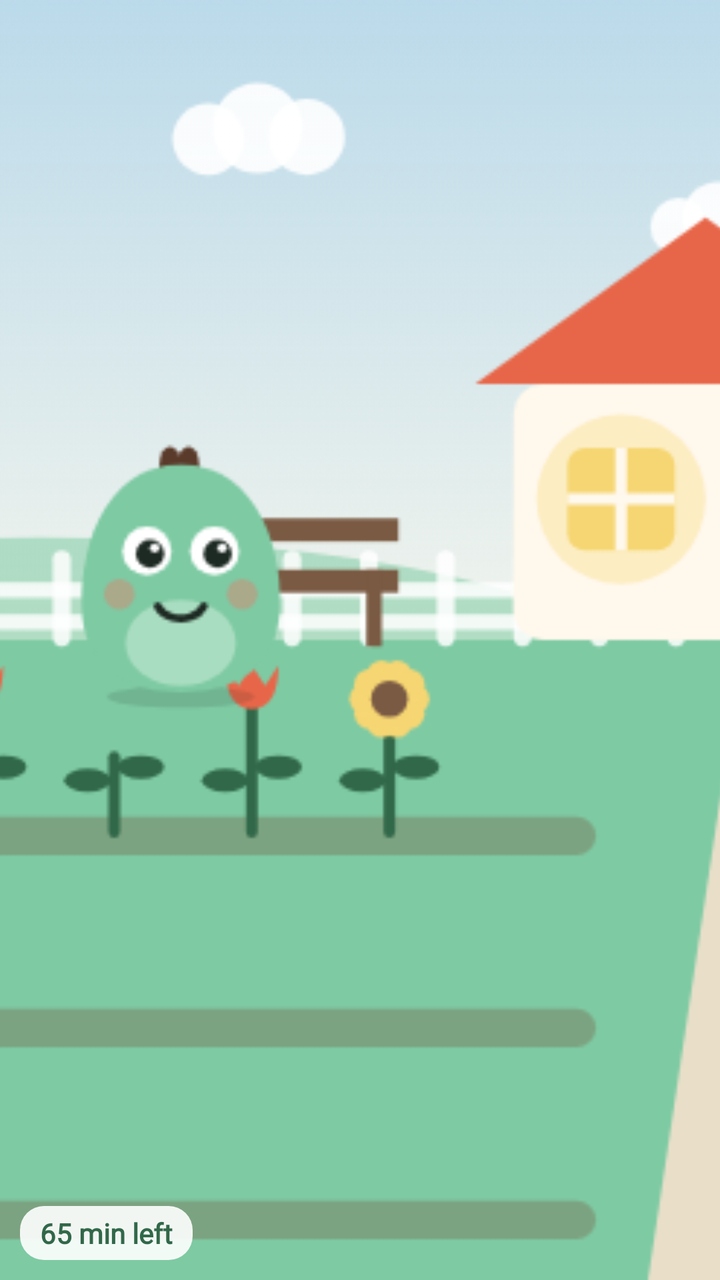
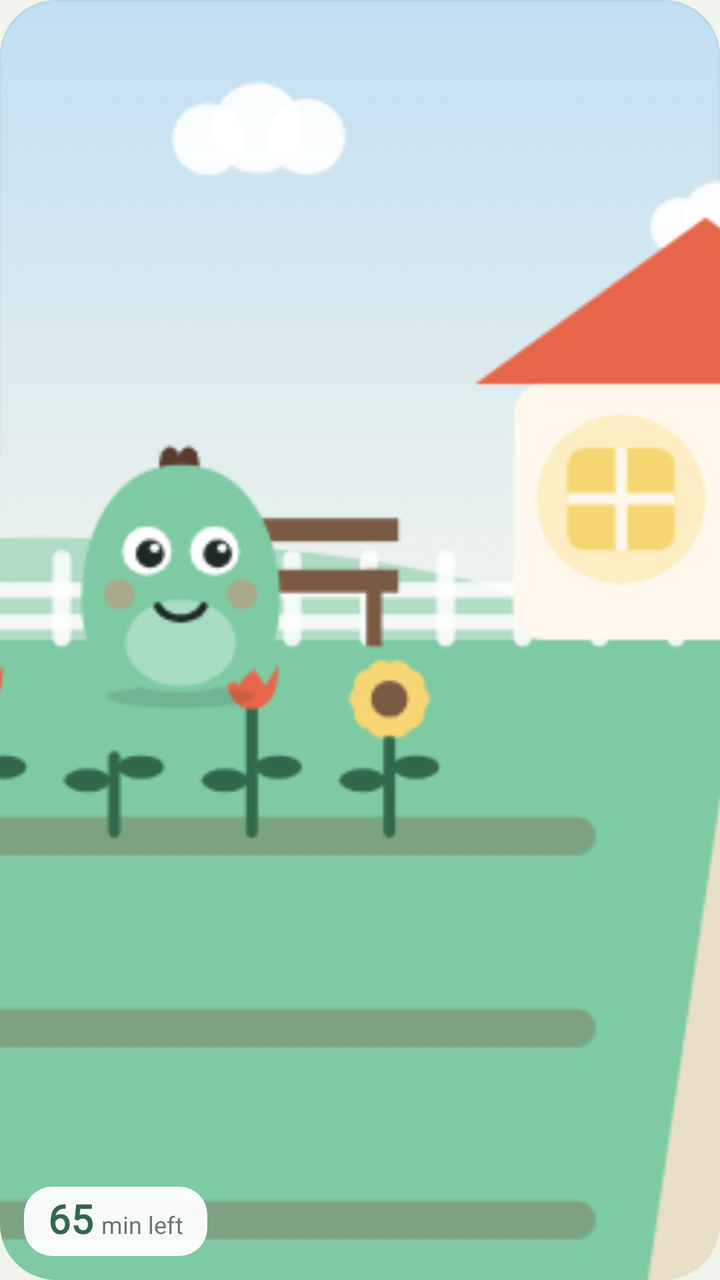

The first picture is an Android layout as it rendered before a commit; the second is the same layout after the commit. The layout source and the unified diff follow.
<!-- AndroidManifest.xml: application theme Theme.Tend -->
<!-- res/layout/widget_garden_preview.xml -->
<?xml version="1.0" encoding="utf-8"?>
<FrameLayout xmlns:android="http://schemas.android.com/apk/res/android"
    android:layout_width="match_parent"
    android:layout_height="match_parent">

    <ImageView
        android:id="@+id/garden"
        android:src="@drawable/widget_preview_garden"
    android:layout_width="match_parent"
        android:layout_height="match_parent"
        android:contentDescription="@string/app_name"
        android:scaleType="centerCrop" />

    <TextView
        android:id="@+id/minutes"
        android:text="65 min left"
        android:layout_width="wrap_content"
        android:layout_height="wrap_content"
        android:layout_gravity="bottom|start"
        android:layout_margin="10dp"
        android:background="@drawable/widget_pill"
        android:fontFamily="@font/fredoka"
        android:paddingStart="10dp"
        android:paddingTop="4dp"
        android:paddingEnd="10dp"
        android:paddingBottom="4dp"
        android:textColor="@color/moss"
        android:textSize="14sp"
        android:textStyle="bold" />
</FrameLayout>
<!-- resources referenced by this layout -->
<resources>
  <color name="moss">#316849</color>
  <!-- drawable widget_pill (drawable) -->
  <?xml version="1.0" encoding="utf-8"?>
  <shape xmlns:android="http://schemas.android.com/apk/res/android" android:shape="rectangle">
      <solid android:color="#E6FFFFFF" />
      <corners android:radius="12dp" />
  </shape>
  <!-- drawable widget_preview_garden: png bitmap (drawable-nodpi, 33946 bytes) -->
  <string name="app_name">tend</string>
  <style name="Theme.Tend" parent="android:Theme.Material.Light.NoActionBar">
          <item name="android:windowBackground">@color/sage</item>
      </style>
  <color name="sage">#F1F4ED</color>
</resources>

<!-- the commit's change to res/layout/widget_garden_preview.xml (unified diff, before → after) -->
@@ -1,30 +1,48 @@
 <?xml version="1.0" encoding="utf-8"?>
 <FrameLayout xmlns:android="http://schemas.android.com/apk/res/android"
     android:layout_width="match_parent"
-    android:layout_height="match_parent">
+    android:layout_height="match_parent"
+    android:background="@drawable/widget_bg"
+    android:clipToOutline="true">
 
     <ImageView
         android:id="@+id/garden"
-        android:src="@drawable/widget_preview_garden"
-    android:layout_width="match_parent"
+        android:layout_width="match_parent"
         android:layout_height="match_parent"
         android:contentDescription="@string/app_name"
-        android:scaleType="centerCrop" />
+        android:scaleType="centerCrop"
+        android:src="@drawable/widget_preview_garden" />
 
-    <TextView
-        android:id="@+id/minutes"
-        android:text="65 min left"
+    <LinearLayout
         android:layout_width="wrap_content"
         android:layout_height="wrap_content"
         android:layout_gravity="bottom|start"
-        android:layout_margin="10dp"
+        android:layout_margin="12dp"
         android:background="@drawable/widget_pill"
-        android:fontFamily="@font/fredoka"
-        android:paddingStart="10dp"
-        android:paddingTop="4dp"
-        android:paddingEnd="10dp"
-        android:paddingBottom="4dp"
-        android:textColor="@color/moss"
-        android:textSize="14sp"
-        android:textStyle="bold" />
+        android:baselineAligned="true"
+        android:orientation="horizontal"
+        android:paddingStart="12dp"
+        android:paddingTop="5dp"
+        android:paddingEnd="12dp"
+        android:paddingBottom="6dp">
+
+        <TextView
+            android:id="@+id/minutes"
+            android:layout_width="wrap_content"
+            android:layout_height="wrap_content"
+            android:fontFamily="@font/fredoka"
+            android:includeFontPadding="false"
+            android:text="65"
+            android:textColor="@color/moss"
+            android:textSize="20sp"
+            android:textStyle="bold" />
+
+        <TextView
+            android:layout_width="wrap_content"
+            android:layout_height="wrap_content"
+            android:layout_marginStart="4dp"
+            android:text="@string/widget_min_left"
+            android:textColor="@color/muted"
+            android:textSize="12sp" />
+    </LinearLayout>
 </FrameLayout>
<!-- resource entries referenced after the edit -->
@@ -1,14 +1,23 @@
 <!-- resources referenced by this layout -->
 <resources>
   <color name="moss">#316849</color>
+  <color name="muted">#6B756F</color>
+  <!-- drawable widget_bg (drawable) -->
+  <?xml version="1.0" encoding="utf-8"?>
+  <shape xmlns:android="http://schemas.android.com/apk/res/android" android:shape="rectangle">
+      <gradient android:angle="270" android:startColor="#FFFFFFFF" android:endColor="@color/sage" />
+      <stroke android:width="1dp" android:color="#14316849" />
+      <corners android:radius="28dp" />
+  </shape>
   <!-- drawable widget_pill (drawable) -->
   <?xml version="1.0" encoding="utf-8"?>
   <shape xmlns:android="http://schemas.android.com/apk/res/android" android:shape="rectangle">
-      <solid android:color="#E6FFFFFF" />
-      <corners android:radius="12dp" />
+      <solid android:color="#F2FFFFFF" />
+      <corners android:radius="14dp" />
   </shape>
-  <!-- drawable widget_preview_garden: png bitmap (drawable-nodpi, 33946 bytes) -->
+  <!-- drawable widget_preview_garden: png bitmap (drawable-nodpi, 35164 bytes) -->
   <string name="app_name">tend</string>
+  <string name="widget_min_left">min left</string>
   <style name="Theme.Tend" parent="android:Theme.Material.Light.NoActionBar">
           <item name="android:windowBackground">@color/sage</item>
       </style>
